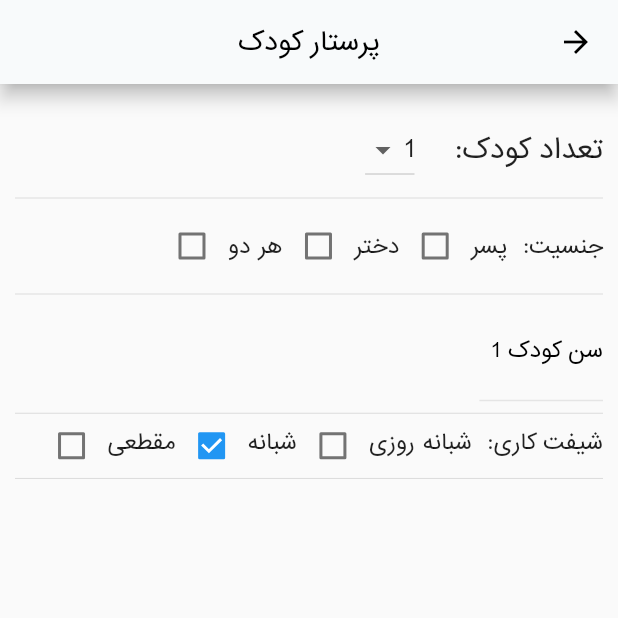
After one commit to SajadRahimi1/rayaniyaresh, a Flutter app: the NurseCategoryScreen screen opened directly, after a tap on "پرستار کودک", on a phone screen of 412 x 824 dp, the top half of it. The commit adds this screen. Run offline on Flutter 3.47's test engine with Material 2 defaults, Android fonts, the phone set to English and light mode, and no system bars; our stand-ins replace cached_network_image, carousel_slider, flutter_spinkit, get, get_storage, image_picker; missing offline and left inert: persian_datetime_picker, persian_number_utility; accounts and stored records are empty; network calls fail; statements that could not run were skipped.

Commit message:
added route to new screens and start baby sitter form screen

```diff
--- a/lib/views/pages/bio_screen.dart
+++ b/lib/views/pages/bio_screen.dart
@@ -10,7 +10,8 @@ class BioScreenn extends StatelessWidget {
   @override
   Widget build(BuildContext context) {
     return Scaffold(
-      appBar: screensAppbar(context: context),
+      appBar:
+          screensAppbar(context: context, title: "بیوگرافی هلدینگ آسیاسلامت"),
       body: Column(children: [
         Container(
           margin: EdgeInsets.only(left: 11, right: 11, top: Get.height / 25),
--- /dev/null
+++ b/lib/views/pages/nurse_service/baby_sitter_screen.dart
@@ -0,0 +1,166 @@
+import 'package:flutter/material.dart';
+import 'package:get/get.dart';
+import 'package:rayaniyaresh/models/constants/colors.dart';
+import 'package:rayaniyaresh/views/widgets/appbar_widget.dart';
+import 'package:rayaniyaresh/views/widgets/profile_text_input.dart';
+
+class BabySitterScreen extends StatelessWidget {
+  const BabySitterScreen({Key? key}) : super(key: key);
+
+  @override
+  Widget build(BuildContext context) {
+    RxInt gender = (-1).obs;
+    RxInt childNumber = (1).obs;
+    RxInt shiftWork = (1).obs;
+    return Scaffold(
+      appBar: screensAppbar(context: context, title: "پرستار کودک"),
+      body: ListView(
+        children: [
+          Padding(
+            padding: const EdgeInsets.symmetric(horizontal: 10) +
+                const EdgeInsets.only(top: 20),
+            child: Column(children: [
+              // child number
+              Row(
+                children: [
+                  Text(
+                    "تعداد کودک: " "   ",
+                    style: TextStyle(fontSize: Get.width / 23),
+                  ),
+                  Obx(() => DropdownButton(
+                      items: List.generate(
+                          4,
+                          (index) => DropdownMenuItem<int>(
+                                child: Text(
+                                  (index + 1).toString(),
+                                ),
+                                value: index + 1,
+                              )),
+                      value: childNumber.value,
+                      elevation: 5,
+                      // style: TextStyle(fontSize: Get.width / 23),
+                      onChanged: <int>(value) => childNumber.value = value)),
+                ],
+              ),
+
+              const Divider(),
+
+              // child gender
+              Row(
+                children: [
+                  Text("جنسیت:" "  "),
+                  const Text("پسر"),
+                  Obx(() => Checkbox(
+                        value: gender == 0,
+                        onChanged: (value) {
+                          if (value != null) {
+                            gender.value = 0;
+                          }
+                        },
+                      )),
+                  const Text("دختر"),
+                  Obx(() => Checkbox(
+                        value: gender == 1,
+                        onChanged: (value) {
+                          if (value != null) {
+                            gender.value = 1;
+                          }
+                        },
+                      )),
+                  const Text("هر دو"),
+                  Obx(() => Checkbox(
+                        value: gender == 2,
+                        onChanged: (value) {
+                          if (value != null) {
+                            gender.value = 2;
+                          }
+                        },
+                      )),
+                ],
+              ),
+
+              const Divider(),
+
+              // children ages
+              Obx(() => Row(
+                    mainAxisAlignment: MainAxisAlignment.spaceBetween,
+                    children: List.generate(
+                        childNumber.value,
+                        (index) => SizedBox(
+                              width: Get.width / 5,
+                              child: ProfileTextInput(
+                                textAlign: TextAlign.center,
+                                keyboardType: TextInputType.number,
+                                text: "سن کودک ${index + 1}",
+                              ),
+                            )),
+                  )),
+
+              const Divider(),
+
+              // child gender
+              SizedBox(
+                height: Get.height / 30,
+                child: ListView(
+                  scrollDirection: Axis.horizontal,
+                  children: [
+                    const Text("شیفت کاری:" "  "),
+                    const Text("شبانه روزی"),
+                    Obx(() => Checkbox(
+                          value: shiftWork.value == 0,
+                          onChanged: (value) {
+                            if (value != null) {
+                              shiftWork.value = 0;
+                            }
+                          },
+                        )),
+                    const Text("شبانه"),
+                    Obx(() => Checkbox(
+                          value: shiftWork.value == 1,
+                          onChanged: (value) {
+                            if (value != null) {
+                              shiftWork.value = 1;
+                            }
+                          },
+                        )),
+                    const Text("مقطعی"),
+                    Obx(() => Checkbox(
+                          value: shiftWork.value == 2,
+                          onChanged: (value) {
+                            if (value != null) {
+                              shiftWork.value = 2;
+                            }
+                          },
+                        )),
+                  ],
+                ),
+              ),
+
+              const Divider()
+            ]),
+          ),
+
+          // button
+          // InkWell(
+          //   onTap: () async {},
+          //   child: Container(
+          //     width: Get.width,
+          //     height: Get.height / 13,
+          //     alignment: Alignment.center,
+          //     decoration: const BoxDecoration(
+          //         borderRadius: BorderRadius.only(
+          //             topLeft: Radius.circular(15),
+          //             topRight: Radius.circular(15)),
+          //         color: buttonColor),
+          //     child: Text(
+          //       "ثبت نهایی",
+          //       style: TextStyle(
+          //           color: const Color(0xffffffff), fontSize: Get.width / 22),
+          //     ),
+          //   ),
+          // ),
+        ],
+      ),
+    );
+  }
+}
--- a/lib/views/pages/nurse_service/nurse_category_screen.dart
+++ b/lib/views/pages/nurse_service/nurse_category_screen.dart
@@ -1,5 +1,6 @@
 import 'package:flutter/material.dart';
 import 'package:get/get.dart';
+import 'package:rayaniyaresh/views/pages/nurse_service/baby_sitter_screen.dart';
 import 'package:rayaniyaresh/views/widgets/appbar_widget.dart';
 
 class NurseCategoryScreen extends StatelessWidget {
@@ -8,12 +9,15 @@ class NurseCategoryScreen extends StatelessWidget {
   @override
   Widget build(BuildContext context) {
     return Scaffold(
-      appBar: screensAppbar(context: context),
+      appBar: screensAppbar(context: context, title: "خدمات پرستاری"),
       body: Column(
           mainAxisAlignment: MainAxisAlignment.spaceEvenly,
           children: List.generate(
               3,
-              (index) => Container(
+              (index) => InkWell(
+                    onTap: () => Get.to(() => const BabySitterScreen(),
+                        transition: Transition.leftToRight),
+                    child: Container(
                       alignment: Alignment.center,
                       margin: const EdgeInsets.symmetric(
                         horizontal: 15,
@@ -37,7 +41,8 @@ class NurseCategoryScreen extends StatelessWidget {
                         style: TextStyle(
                             fontSize: Get.width / 15,
                             fontWeight: FontWeight.bold,
-                          color: Color(0xffffffff)),
+                            color: const Color(0xffffffff)),
+                      ),
                     ),
                   ))),
     );
--- a/lib/views/widgets/profile_text_input.dart
+++ b/lib/views/widgets/profile_text_input.dart
@@ -10,6 +10,7 @@ class ProfileTextInput extends StatelessWidget {
     this.controller,
     this.keyboardType,
     this.ontap,
+    this.textAlign = TextAlign.start,
     this.maxLength,
     this.enable = true,
   }) : super(key: key);
@@ -22,6 +23,7 @@ class ProfileTextInput extends StatelessWidget {
   final TextInputType? keyboardType;
   final Widget? icon;
   final int? maxLength;
+  final TextAlign textAlign;
 
   @override
   Widget build(BuildContext context) {
@@ -33,17 +35,18 @@ class ProfileTextInput extends StatelessWidget {
           controller: controller,
           keyboardType: keyboardType,
           // inputFormatters: [
-            // FilteringTextInputFormatter.deny(RegExp("[a-zA-Z]")),
+          // FilteringTextInputFormatter.deny(RegExp("[a-zA-Z]")),
           // ],
           onChanged: onChanged,
           style: TextStyle(
             fontSize: MediaQuery.of(context).size.width / 27,
           ),
+          textAlign: textAlign,
           decoration: InputDecoration(
             counter: const SizedBox(),
             icon: icon,
             labelText: text,
-            labelStyle: const TextStyle(color: Color(0xff9A7ACD), fontSize: 13),
+            labelStyle: const TextStyle(color: Color(0xff000000), fontSize: 14),
             enabledBorder: UnderlineInputBorder(
                 borderSide: BorderSide(
               color: error ? const Color(0xffff0000) : const Color(0xffe5e5e5),
```
Lines whose indentation alone changed are shown as unchanged.
